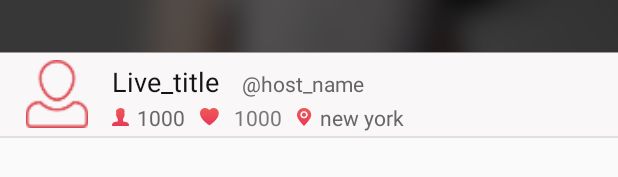
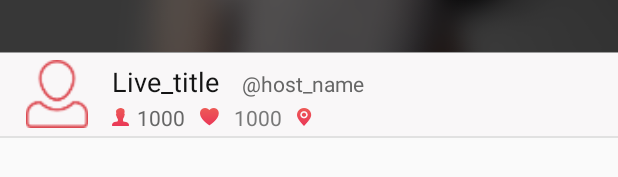
Before and after one commit to zhaoyang21cn/iLiveSDK_Android_Suixinbo, an Android app: the layout item_liveshow.xml on its own in the app's theme, with its tools: preview values and no code run, on a phone screen of 412 x 824 dp. Shown: the part 368-545 px from the top of the screen. Run offline under Robolectric (Android 15) with nearby library versions, the phone set to English and light mode, and no system bars; network calls fail.

Commit message:
修正默认地方

```diff
--- a/suixinbo/src/main/res/layout/item_liveshow.xml
+++ b/suixinbo/src/main/res/layout/item_liveshow.xml
@@ -123,7 +123,7 @@
                     android:layout_marginLeft="10dp"
                     android:drawableLeft="@drawable/position_red"
                     android:drawablePadding="5dp"
-                    android:text="new york"
+                    android:text=""
                     android:textSize="@dimen/h6"
                     android:textColor="@color/colorTextG3" />
             </LinearLayout>
```
